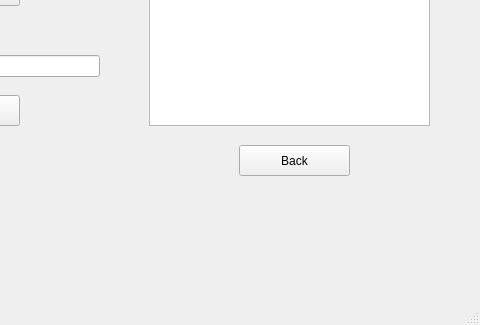
The window that flight type.ui (Muneeba-Badar/DB-Final-Project) describes before a commit, drawn with Qt 5; both pictures show x 331 to 811 and y 245 to 570 of the 811 by 570 pixel window.
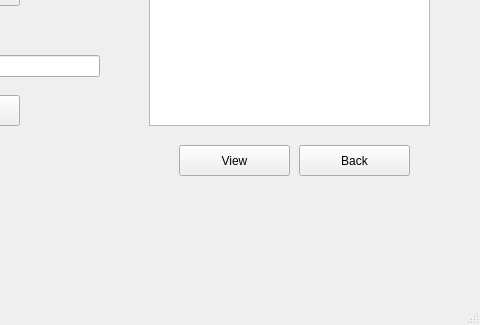
The same window after the commit.

```diff
--- a/flight type.ui
+++ b/flight type.ui
@@ -71,7 +71,7 @@
    <widget class="QPushButton" name="flightTypeBack">
     <property name="geometry">
      <rect>
-      <x>570</x>
+      <x>630</x>
       <y>390</y>
       <width>111</width>
       <height>31</height>
@@ -172,6 +172,24 @@
      </property>
     </column>
    </widget>
+   <widget class="QPushButton" name="flightTypeView">
+    <property name="geometry">
+     <rect>
+      <x>510</x>
+      <y>390</y>
+      <width>111</width>
+      <height>31</height>
+     </rect>
+    </property>
+    <property name="font">
+     <font>
+      <pointsize>9</pointsize>
+     </font>
+    </property>
+    <property name="text">
+     <string>View</string>
+    </property>
+   </widget>
   </widget>
   <widget class="QMenuBar" name="menubar">
    <property name="geometry">
```
Left out of the diff: 6 changed lines with no effect on the pictures.
